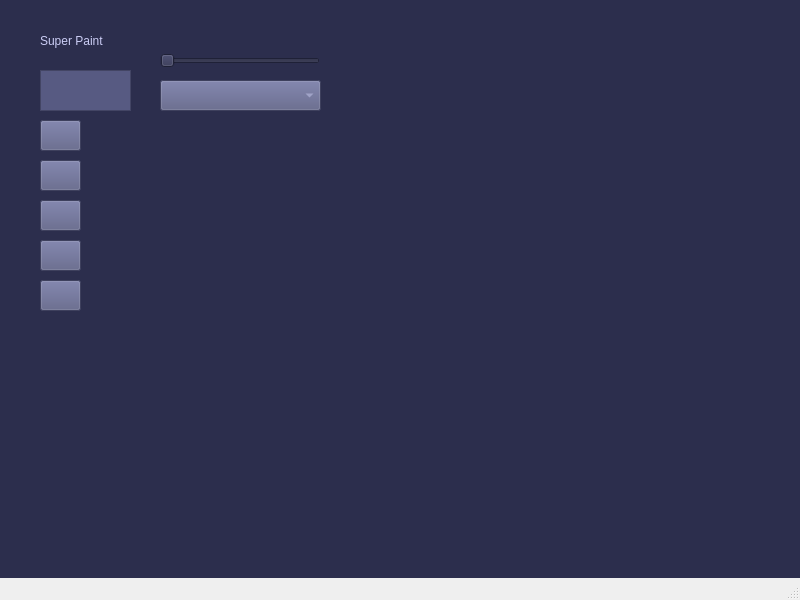
NicolasChavezC/superpaint, file views/main_window.ui: the form before one commit.
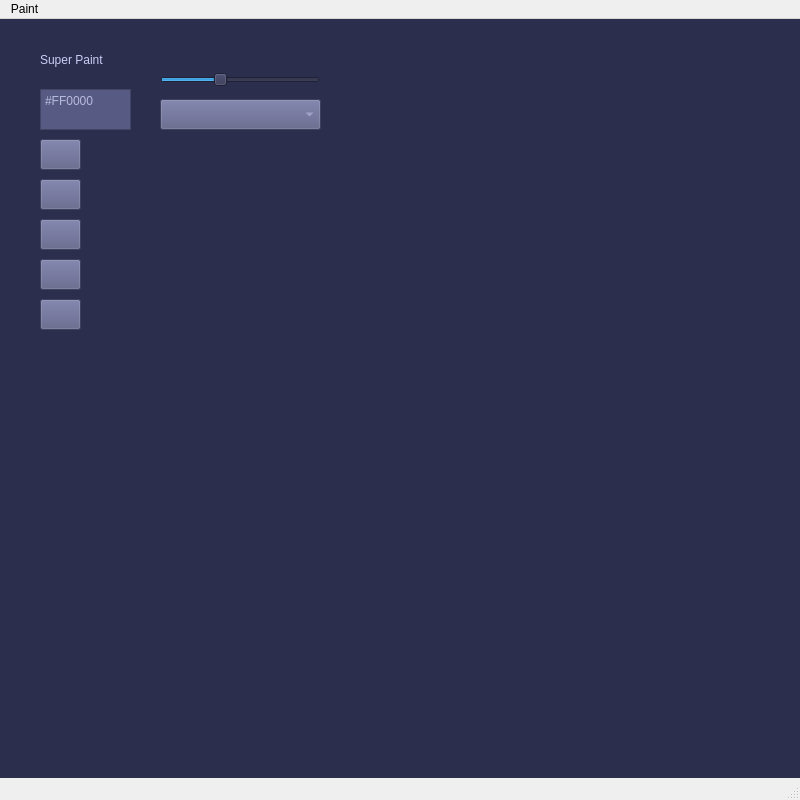
The form after the commit. Icons and pictures are not drawn.

Commit message: Progress in Paint Project

What changed in the file:
```diff
--- a/views/main_window.ui
+++ b/views/main_window.ui
@@ -7,7 +7,7 @@
     <x>0</x>
     <y>0</y>
     <width>800</width>
-    <height>600</height>
+    <height>800</height>
    </rect>
   </property>
   <property name="windowTitle">
@@ -48,6 +48,9 @@
 color:#b8bade;
 border-color:#cbcdf5;</string>
     </property>
+    <property name="plainText">
+     <string>#FF0000</string>
+    </property>
    </widget>
    <widget class="QSlider" name="horizontalSlider">
     <property name="geometry">
@@ -58,6 +61,15 @@
       <height>21</height>
      </rect>
     </property>
+    <property name="minimum">
+     <number>1</number>
+    </property>
+    <property name="maximum">
+     <number>80</number>
+    </property>
+    <property name="value">
+     <number>30</number>
+    </property>
     <property name="orientation">
      <enum>Qt::Horizontal</enum>
     </property>
@@ -187,6 +199,16 @@
 border-color:#cbcdf5;</string>
     </property>
    </widget>
+   <widget class="QWidget" name="widget" native="true">
+    <property name="geometry">
+     <rect>
+      <x>100</x>
+      <y>130</y>
+      <width>600</width>
+      <height>600</height>
+     </rect>
+    </property>
+   </widget>
   </widget>
   <widget class="QMenuBar" name="menubar">
    <property name="geometry">
@@ -197,6 +219,14 @@
      <height>21</height>
     </rect>
    </property>
+   <widget class="QMenu" name="menuPaint">
+    <property name="title">
+     <string>Paint</string>
+    </property>
+    <addaction name="actionFile"/>
+    <addaction name="actionOpen"/>
+   </widget>
+   <addaction name="menuPaint"/>
   </widget>
   <widget class="QStatusBar" name="statusbar"/>
  </widget>
```
Left out of the diff: 26 changed lines with no effect on the pictures. The commit also changes 4 other files.
